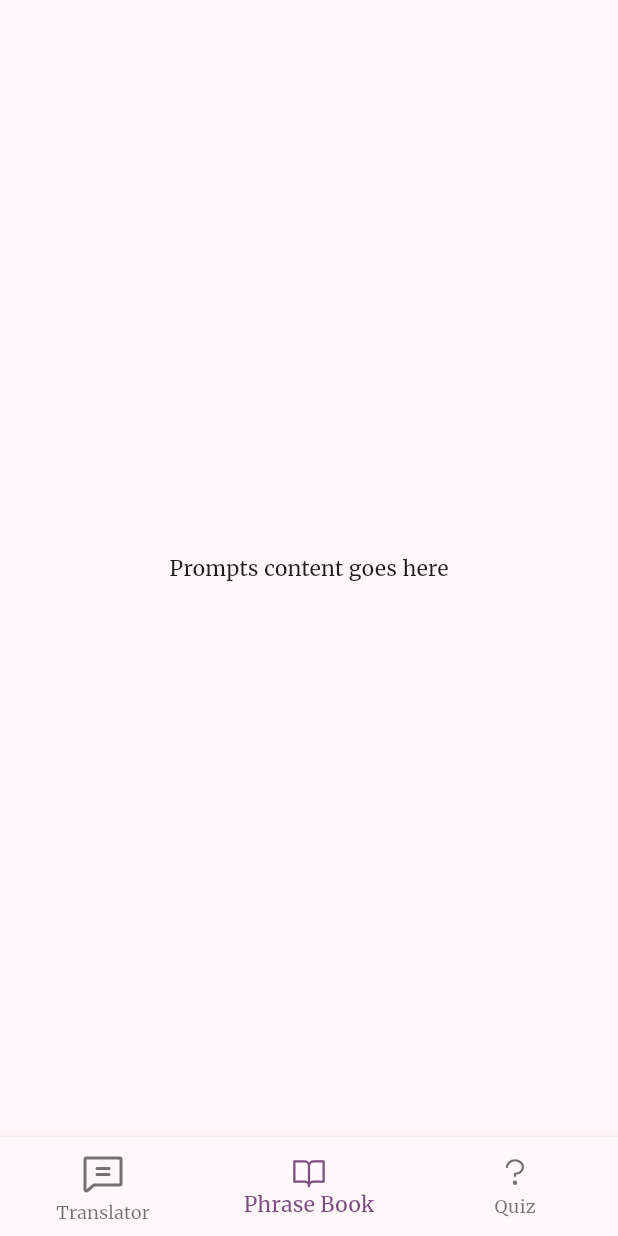
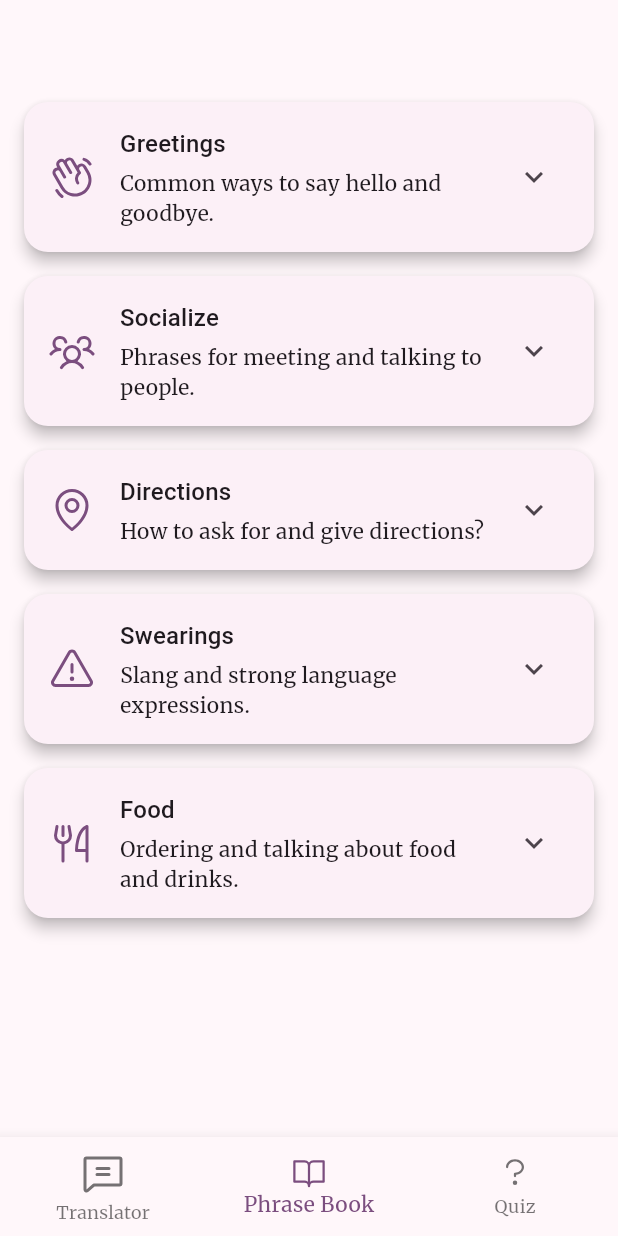
Before and after one commit to ylruiz/flutter_meetup_16_08_2025, a Flutter app: the screen it shows after launch, item 2 of the bottom bar chosen, on a phone screen of 412 x 824 dp. Run offline on Flutter 3.47's test engine with Material 3 defaults, Android fonts, the phone set to English and light mode, and no system bars; our stand-ins replace auto_route, flutter_riverpod, google_fonts, hooks_riverpod, phosphor_flutter, riverpod and 1 more.

Commit message:
feat: add phrase book page placeholder

```diff
--- /dev/null
+++ b/lib/data/category_list.dart
@@ -0,0 +1,37 @@
+import 'package:phosphor_flutter/phosphor_flutter.dart';
+
+import '../enums/category_type.dart';
+import '../models/category_item_model.dart';
+
+final List<CategoryItem> categoryList = [
+  CategoryItem(
+    title: "Greetings",
+    description: "Common ways to say hello and goodbye.",
+    type: CategoryType.grettings,
+    icon: PhosphorIconsRegular.handWaving,
+  ),
+  CategoryItem(
+    title: "Socialize",
+    description: "Phrases for meeting and talking to people.",
+    type: CategoryType.socialize,
+    icon: PhosphorIconsRegular.usersThree,
+  ),
+  CategoryItem(
+    title: "Directions",
+    description: "How to ask for and give directions?",
+    type: CategoryType.directions,
+    icon: PhosphorIconsRegular.mapPin,
+  ),
+  CategoryItem(
+    title: "Swearings",
+    description: "Slang and strong language expressions.",
+    type: CategoryType.swearings,
+    icon: PhosphorIconsRegular.warning,
+  ),
+  CategoryItem(
+    title: "Food",
+    description: "Ordering and talking about food and drinks.",
+    type: CategoryType.food,
+    icon: PhosphorIconsRegular.forkKnife,
+  ),
+];
--- /dev/null
+++ b/lib/enums/category_type.dart
@@ -0,0 +1 @@
+enum CategoryType { grettings, socialize, directions, swearings, food }
--- /dev/null
+++ b/lib/models/category_item_model.dart
@@ -0,0 +1,17 @@
+import 'package:flutter/material.dart';
+
+import '../enums/category_type.dart';
+
+class CategoryItem {
+  CategoryItem({
+    required this.title,
+    required this.description,
+    required this.type,
+    required this.icon,
+  });
+
+  final String title;
+  final String description;
+  final CategoryType type;
+  final IconData icon;
+}
--- /dev/null
+++ b/lib/pages/phrase_book_screen.dart
@@ -0,0 +1,100 @@
+import 'package:flutter/material.dart';
+
+import '../data/category_list.dart';
+import '../models/category_item_model.dart';
+
+class PhraseBookPage extends StatelessWidget {
+  const PhraseBookPage({super.key});
+
+  @override
+  Widget build(BuildContext context) {
+    return ListView.builder(
+      padding: const EdgeInsets.only(top: 60, left: 16, right: 16, bottom: 16),
+      itemCount: categoryList.length,
+      itemBuilder: (context, index) {
+        final category = categoryList[index];
+        return _PhraseCard(category: category);
+      },
+    );
+  }
+}
+
+class _PhraseCard extends StatefulWidget {
+  final CategoryItem category;
+
+  const _PhraseCard({required this.category});
+
+  @override
+  State<_PhraseCard> createState() => _PhraseCardState();
+}
+
+class _PhraseCardState extends State<_PhraseCard> {
+  bool _expanded = false;
+
+  @override
+  Widget build(BuildContext context) {
+    return Card(
+      margin: const EdgeInsets.symmetric(vertical: 8),
+      elevation: 4,
+      shape: RoundedRectangleBorder(borderRadius: BorderRadius.circular(16)),
+      child: Padding(
+        padding: const EdgeInsets.all(16),
+        child: Column(
+          children: [
+            Row(
+              children: [
+                Icon(
+                  widget.category.icon,
+                  size: 32,
+                  color: Theme.of(context).primaryColor,
+                ),
+                const SizedBox(width: 16),
+                Expanded(
+                  child: Column(
+                    crossAxisAlignment: CrossAxisAlignment.start,
+                    children: [
+                      Text(
+                        widget.category.title,
+                        style: Theme.of(context).textTheme.titleMedium,
+                      ),
+                      const SizedBox(height: 4),
+                      Text(
+                        widget.category.description,
+                        style: Theme.of(context).textTheme.bodyMedium,
+                      ),
+                    ],
+                  ),
+                ),
+                IconButton(
+                  icon: AnimatedRotation(
+                    turns: _expanded ? 0.5 : 0,
+                    duration: const Duration(milliseconds: 200),
+                    child: const Icon(Icons.expand_more),
+                  ),
+                  onPressed: () => setState(() => _expanded = !_expanded),
+                ),
+              ],
+            ),
+            AnimatedCrossFade(
+              firstChild: const SizedBox.shrink(),
+              secondChild: Padding(
+                padding: const EdgeInsets.only(top: 12),
+                child: Align(
+                  alignment: Alignment.centerLeft,
+                  child: Text(
+                    'audios goes here',
+                    style: Theme.of(context).textTheme.bodySmall,
+                  ),
+                ),
+              ),
+              crossFadeState: _expanded
+                  ? CrossFadeState.showSecond
+                  : CrossFadeState.showFirst,
+              duration: const Duration(milliseconds: 300),
+            ),
+          ],
+        ),
+      ),
+    );
+  }
+}
--- a/lib/screens/home_screen.dart
+++ b/lib/screens/home_screen.dart
@@ -2,6 +2,7 @@ import 'package:auto_route/auto_route.dart';
 import 'package:flutter/material.dart';
 import 'package:flutter_riverpod/flutter_riverpod.dart';
 import 'package:phosphor_flutter/phosphor_flutter.dart';
+import '../pages/phrase_book_screen.dart';
 import '../pages/translate_page.dart';
 
 final selectedIndexProvider = StateProvider<int>((ref) => 0);
@@ -12,7 +13,7 @@ class HomeScreen extends ConsumerWidget {
 
   static const List<Widget> _pages = <Widget>[
     TranslatePage(),
-    Center(child: Text('Prompts content goes here')),
+    PhraseBookPage(),
     Center(child: Text('Game content goes here')),
   ];
 
```
